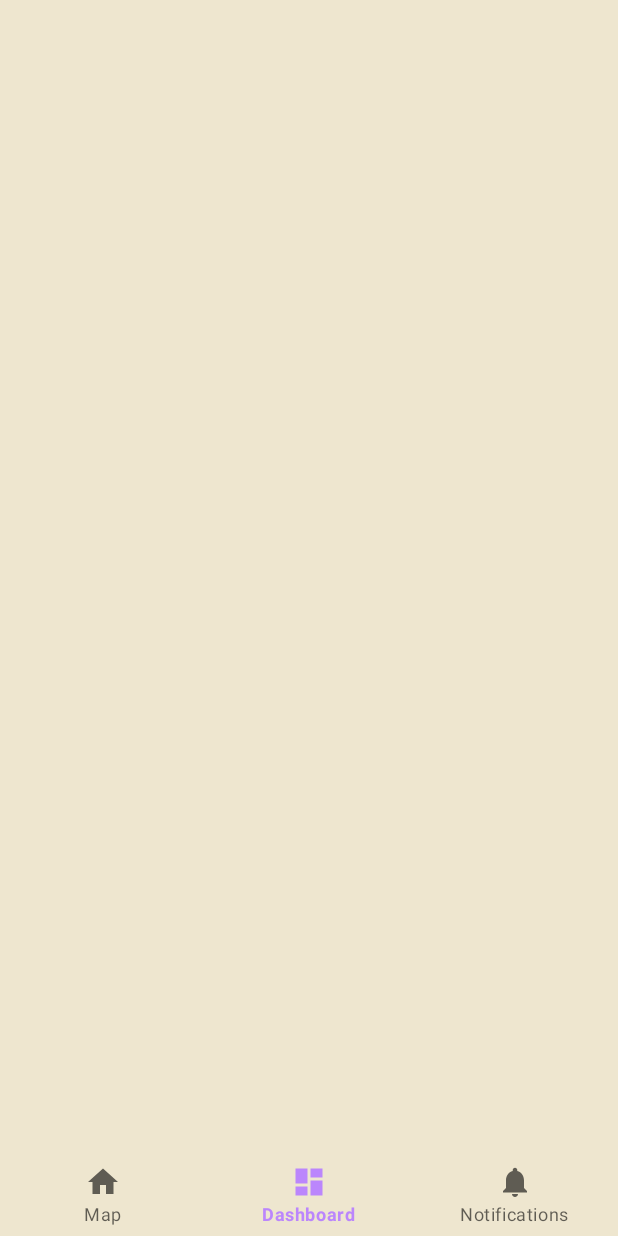
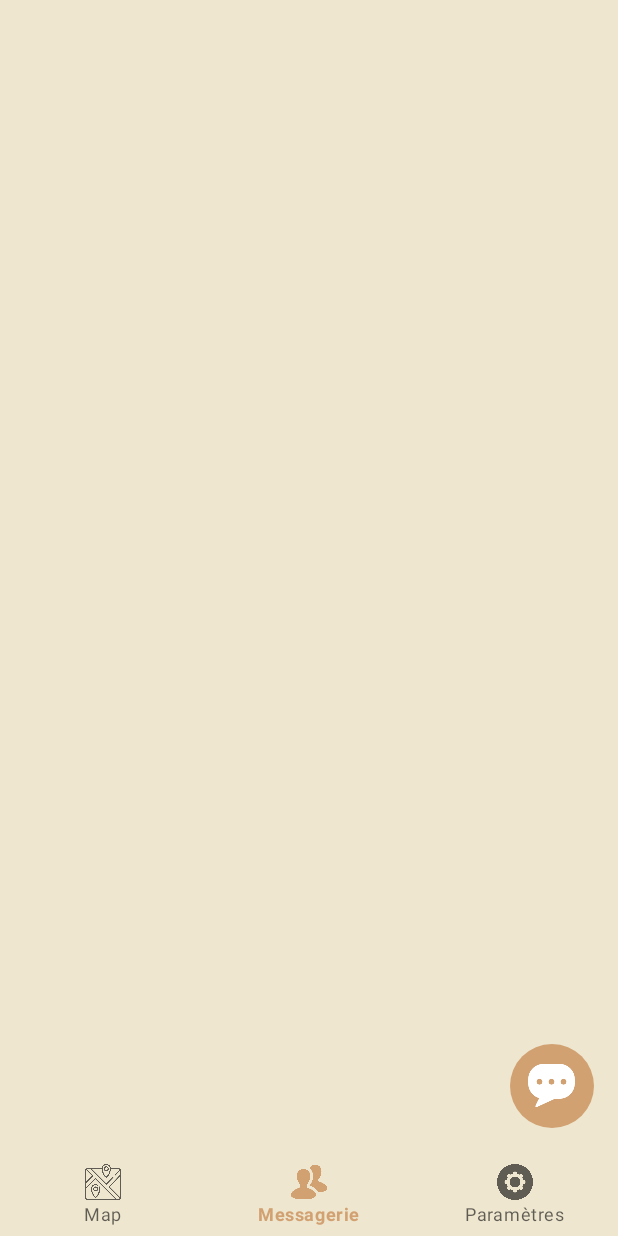
Before and after one commit to celianpth/TimeTravel, an Android app: the HomeFragment screen opened directly, with no data from a screen before it, item 2 of the bottom bar chosen, on a phone screen of 412 x 824 dp. Run offline under Robolectric (Android 15) with nearby library versions, the phone set to English and light mode, and no system bars; our stand-ins replace Firebase (no records; nobody signed in at launch, a user with empty details on screens opened directly), navigation-ui; libraries missing offline, so code that uses them is left out: org.osmdroid.config, org.osmdroid.events, org.osmdroid.tileprovider, org.osmdroid.util, org.osmdroid.views; 9 statements that could not run were skipped.

Commit message:
modif ui

```diff
--- a/app/src/main/java/com/example/timetravel/ui/home/HomeFragment.kt
+++ b/app/src/main/java/com/example/timetravel/ui/home/HomeFragment.kt
@@ -77,7 +77,7 @@ class HomeFragment : Fragment() {
             val marker = Marker(map).apply {
                 position = geoPoint
                 this.title = title
-                icon = ContextCompat.getDrawable(requireContext(), R.drawable.position)
+                icon = ContextCompat.getDrawable(requireContext(), R.drawable.position2)
             }
             marker.setAnchor(Marker.ANCHOR_CENTER, Marker.ANCHOR_CENTER)
             map.overlays.add(marker)
--- a/app/src/main/res/layout/login_activity.xml
+++ b/app/src/main/res/layout/login_activity.xml
@@ -5,7 +5,7 @@
     xmlns:tools="http://schemas.android.com/tools"
     android:layout_width="match_parent"
     android:layout_height="match_parent"
-    android:background="@drawable/background2">
+    android:background="@drawable/background_bien">
 
     <LinearLayout
         android:id="@+id/linearLayout2"
--- a/app/src/main/res/layout/sign_up.xml
+++ b/app/src/main/res/layout/sign_up.xml
@@ -5,7 +5,7 @@
     xmlns:tools="http://schemas.android.com/tools"
     android:layout_width="match_parent"
     android:layout_height="match_parent"
-    android:background="@drawable/background2">
+    android:background="@drawable/background_bien">
 
     <LinearLayout
         android:id="@+id/linearLayout"
--- a/app/src/main/res/menu/bottom_nav_menu.xml
+++ b/app/src/main/res/menu/bottom_nav_menu.xml
@@ -4,13 +4,10 @@
 
     <item
         android:id="@+id/navigation_home"
-        android:icon="@drawable/ic_home_black_24dp"
+        android:icon="@drawable/map"
         android:title="@string/title_home"/>
 
-    <item
-        android:id="@+id/navigation_dashboard"
-        android:icon="@drawable/ic_dashboard_black_24dp"
-        android:title="@string/title_dashboard"/>
+
     <!--<item
         android:id="@+id/navigation_sign_up"
         android:icon="@drawable/ic_dashboard_black_24dp"
@@ -18,7 +15,12 @@
 
     <item
         android:id="@+id/navigation_notifications"
-        android:icon="@drawable/ic_notifications_black_24dp"
-        android:title="@string/title_notifications"/>
+        android:icon="@drawable/social"
+        android:title="@string/title_messagerie"/>
+
+    <item
+        android:id="@+id/navigation_dashboard"
+        android:icon="@drawable/parametre"
+        android:title="@string/title_parametres"/>
 
 </menu>
--- a/app/src/main/res/navigation/mobile_navigation.xml
+++ b/app/src/main/res/navigation/mobile_navigation.xml
@@ -15,7 +15,7 @@
     <fragment
         android:id="@+id/navigation_dashboard"
         android:name="com.example.timetravel.ui.dashboard.DashboardFragment"
-        android:label="@string/title_dashboard"
+        android:label="title_parametres"
         tools:layout="@layout/fragment_dashboard"
         android:background="#eee6cf"/>
 
@@ -29,7 +29,7 @@
     <fragment
         android:id="@+id/navigation_notifications"
         android:name="com.example.timetravel.ui.notifications.NotificationsFragment"
-        android:label="@string/title_notifications"
+        android:label="@string/title_messagerie"
         tools:layout="@layout/fragment_notifications"
         android:background="#eee6cf"/>
 </navigation>
--- a/app/src/main/res/values/colors.xml
+++ b/app/src/main/res/values/colors.xml
@@ -1,6 +1,6 @@
 <?xml version="1.0" encoding="utf-8"?>
 <resources>
-    <color name="purple_200">#FFBB86FC</color>
+    <color name="purple_200">#D2A172</color>
     <color name="purple_500">#FF6200EE</color>
     <color name="purple_700">#2A006C</color>
     <color name="teal_200">#FF03DAC5</color>
--- a/app/src/main/res/values/strings.xml
+++ b/app/src/main/res/values/strings.xml
@@ -1,8 +1,8 @@
 <resources>
     <string name="app_name">TimeTravel</string>
     <string name="title_home">Map</string>
-    <string name="title_dashboard">Dashboard</string>
-    <string name="title_notifications">Notifications</string>
+    <string name="title_parametres">Paramètres</string>
+    <string name="title_messagerie">Messagerie</string>
     <string name="title_sign_up">Sign Up</string>
     <string name="already_have_an_account_login">Already Have an account ? Login</string>
     <string name="email" />
```
Also changed, not shown: app/src/main/res/drawable/background_bien.jpg (added), app/src/main/res/drawable/map.png (added), app/src/main/res/drawable/parametre.png (added), app/src/main/res/drawable/position2.png (added), app/src/main/res/drawable/social.png (added).
